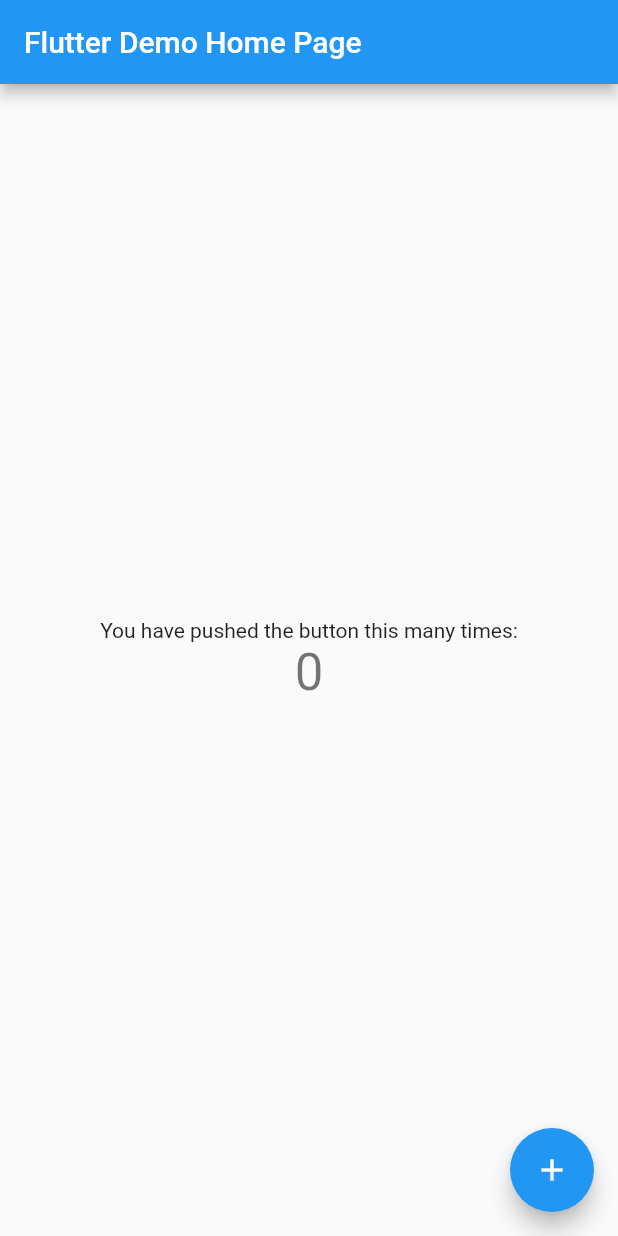
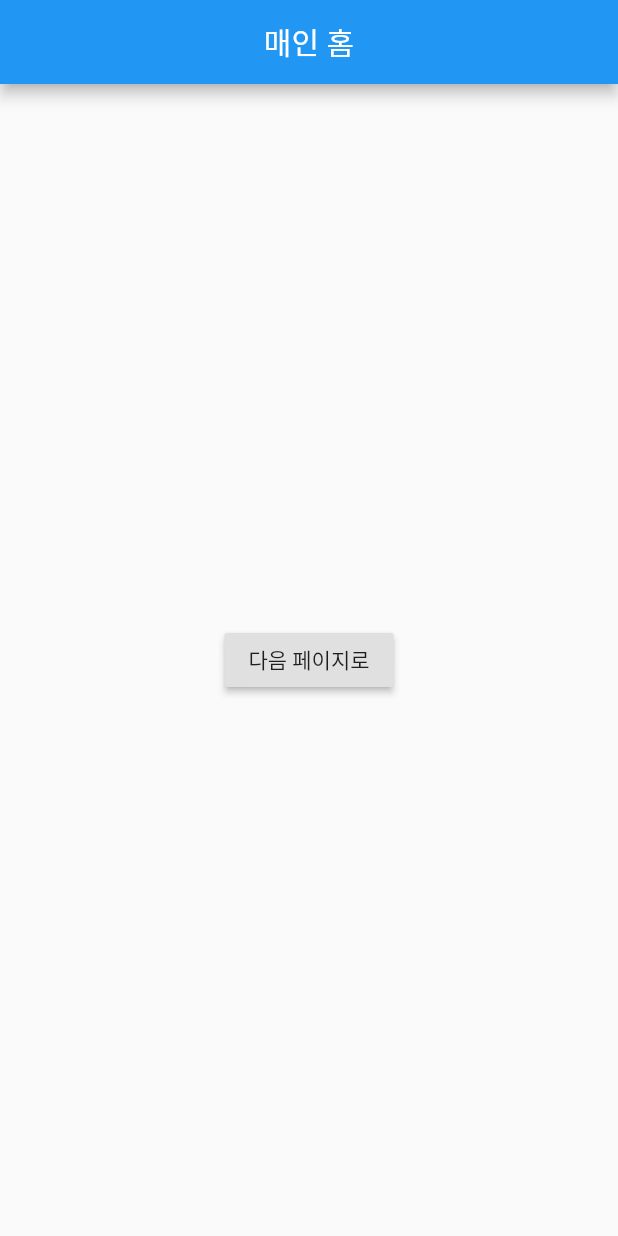
Before and after one commit to CDST-Studio/Flutter-Dreamiary, a Flutter app: the screen it shows after launch, on a phone screen of 412 x 824 dp. Run offline on Flutter 3.47's test engine with Material 2 defaults, Android fonts, the phone set to English and light mode, and no system bars.

Commit message:
Page change button complete

```diff
--- a/lib/main.dart
+++ b/lib/main.dart
@@ -1,113 +1,59 @@
+import 'package:flutter/cupertino.dart';
 import 'package:flutter/material.dart';
 
 void main() {
-  runApp(MyApp());
+  runApp(MaterialApp(
+    title: "Dreamiary",
+    home: MainHome(),
+  ));
 }
 
-class MyApp extends StatelessWidget {
-  // This widget is the root of your application.
+class MainHome extends StatelessWidget {
   @override
   Widget build(BuildContext context) {
-    return MaterialApp(
-      title: 'Flutter Demo',
-      theme: ThemeData(
-        // This is the theme of your application.
-        //
-        // Try running your application with "flutter run". You'll see the
-        // application has a blue toolbar. Then, without quitting the app, try
-        // changing the primarySwatch below to Colors.green and then invoke
-        // "hot reload" (press "r" in the console where you ran "flutter run",
-        // or simply save your changes to "hot reload" in a Flutter IDE).
-        // Notice that the counter didn't reset back to zero; the application
-        // is not restarted.
-        primarySwatch: Colors.blue,
+    return Scaffold(
+      appBar: AppBar(
+          title: Text("매인 홈"),
+          centerTitle: true,
       ),
-      home: MyHomePage(title: 'Flutter Demo Home Page'),
+      body: Center(
+        child: Column(
+          mainAxisAlignment: MainAxisAlignment.center,
+          children: <Widget>[
+            RaisedButton(
+              onPressed: (){
+                Navigator.push(context, MaterialPageRoute(builder: (context) => SecondPage()));
+              },
+              child: Text("다음 페이지로"),
+            )
+          ],
+        ),
+      ),
     );
   }
 }
 
-class MyHomePage extends StatefulWidget {
-  MyHomePage({Key? key, required this.title}) : super(key: key);
-
-  // This widget is the home page of your application. It is stateful, meaning
-  // that it has a State object (defined below) that contains fields that affect
-  // how it looks.
-
-  // This class is the configuration for the state. It holds the values (in this
-  // case the title) provided by the parent (in this case the App widget) and
-  // used by the build method of the State. Fields in a Widget subclass are
-  // always marked "final".
-
-  final String title;
-
-  @override
-  _MyHomePageState createState() => _MyHomePageState();
-}
-
-class _MyHomePageState extends State<MyHomePage> {
-  int _counter = 0;
-
-  void _incrementCounter() {
-    setState(() {
-      // This call to setState tells the Flutter framework that something has
-      // changed in this State, which causes it to rerun the build method below
-      // so that the display can reflect the updated values. If we changed
-      // _counter without calling setState(), then the build method would not be
-      // called again, and so nothing would appear to happen.
-      _counter++;
-    });
-  }
-
+class SecondPage extends StatelessWidget {
   @override
   Widget build(BuildContext context) {
-    // This method is rerun every time setState is called, for instance as done
-    // by the _incrementCounter method above.
-    //
-    // The Flutter framework has been optimized to make rerunning build methods
-    // fast, so that you can just rebuild anything that needs updating rather
-    // than having to individually change instances of widgets.
     return Scaffold(
       appBar: AppBar(
-        // Here we take the value from the MyHomePage object that was created by
-        // the App.build method, and use it to set our appbar title.
-        title: Text(widget.title),
+        title: Text("공유몽"),
+        centerTitle: true,
       ),
       body: Center(
-        // Center is a layout widget. It takes a single child and positions it
-        // in the middle of the parent.
         child: Column(
-          // Column is also a layout widget. It takes a list of children and
-          // arranges them vertically. By default, it sizes itself to fit its
-          // children horizontally, and tries to be as tall as its parent.
-          //
-          // Invoke "debug painting" (press "p" in the console, choose the
-          // "Toggle Debug Paint" action from the Flutter Inspector in Android
-          // Studio, or the "Toggle Debug Paint" command in Visual Studio Code)
-          // to see the wireframe for each widget.
-          //
-          // Column has various properties to control how it sizes itself and
-          // how it positions its children. Here we use mainAxisAlignment to
-          // center the children vertically; the main axis here is the vertical
-          // axis because Columns are vertical (the cross axis would be
-          // horizontal).
           mainAxisAlignment: MainAxisAlignment.center,
           children: <Widget>[
-            Text(
-              'You have pushed the button this many times:',
-            ),
-            Text(
-              '$_counter',
-              style: Theme.of(context).textTheme.headline4,
-            ),
+            RaisedButton(
+              onPressed: (){
+                Navigator.pop(context);
+              },
+              child: Text("매인 화면으로"),
+            )
           ],
         ),
       ),
-      floatingActionButton: FloatingActionButton(
-        onPressed: _incrementCounter,
-        tooltip: 'Increment',
-        child: Icon(Icons.add),
-      ), // This trailing comma makes auto-formatting nicer for build methods.
     );
   }
 }
```
Also changed, not shown: 1 other file.
